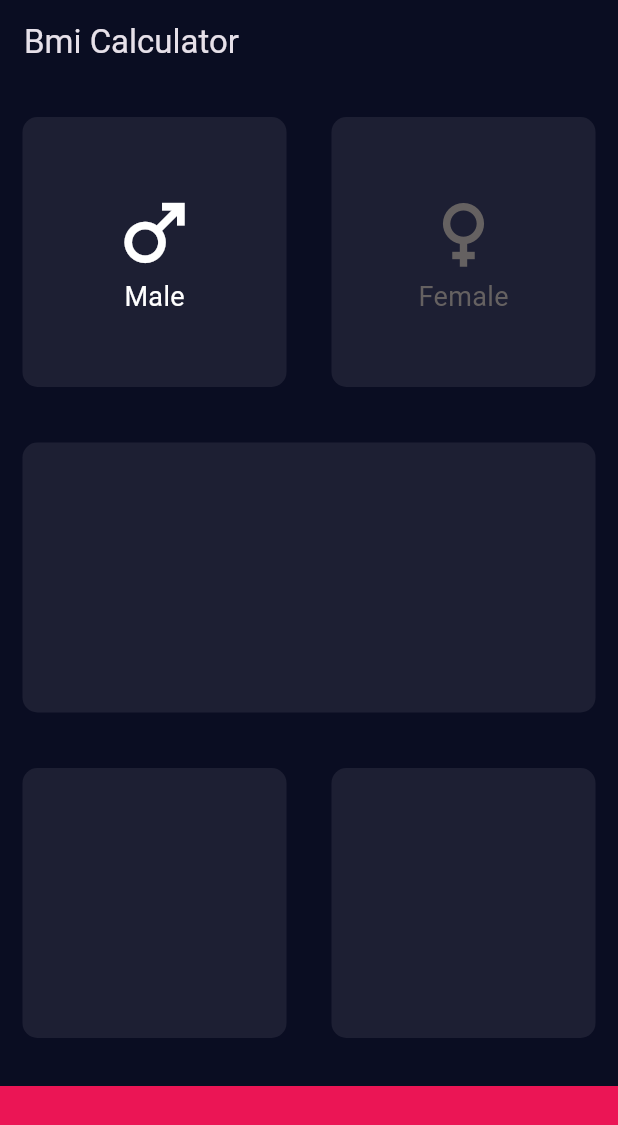
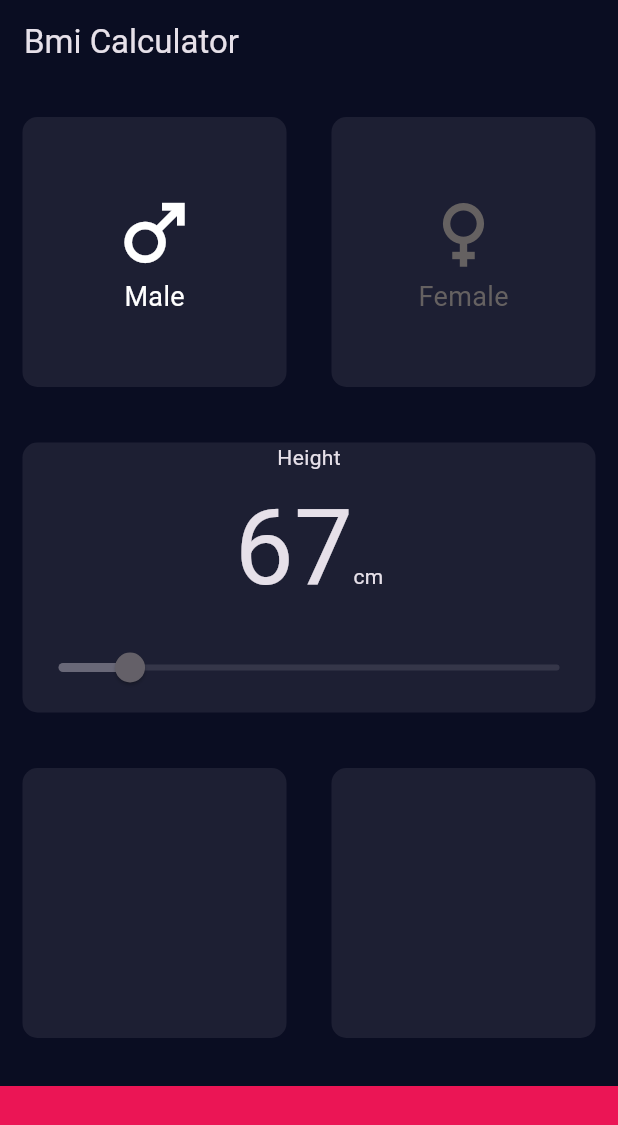
Before and after one commit to Peera-27/Fultter, a Flutter app: the screen it shows after launch, on a phone screen of 412 x 824 dp. Shown: the top 1125 px of the screen. Run offline on Flutter 3.47's test engine with Material 3 defaults, Android fonts, the phone set to English and light mode, and no system bars.

Commit message:
Add BGcardHeight component for height selection in InputScreen

```diff
--- /dev/null
+++ b/lib/screen/components/b_gcard_height.dart
@@ -0,0 +1,35 @@
+import 'package:flutter/material.dart';
+
+class BGcardHeight extends StatelessWidget {
+  ValueChanged<double>? onchanged;
+
+   BGcardHeight({
+    super.key,
+    this.onchanged,
+  });
+
+  @override
+  Widget build(BuildContext context) {
+    return Column(
+      mainAxisAlignment: MainAxisAlignment.center,
+      children: [
+        Text("Height"),
+        Row(
+          mainAxisAlignment: MainAxisAlignment.center,
+          textBaseline: TextBaseline.alphabetic,
+          crossAxisAlignment: CrossAxisAlignment.baseline,
+          children: [
+            Text("67", style: TextStyle(fontSize: 70)),
+            Text("cm"),
+          ],
+        ),
+        Expanded(child:   Slider(
+          value: 100,
+          max: 220,
+          min: 80,
+          onChanged: onchanged,
+        )),
+      ],
+    );
+  }
+}
--- a/lib/screen/input_screen.dart
+++ b/lib/screen/input_screen.dart
@@ -1,6 +1,7 @@
 import 'dart:developer';
 
 import 'package:flutter/material.dart';
+import 'package:w3/screen/components/b_gcard_height.dart';
 import 'package:w3/screen/components/bg_card.dart';
 import 'package:w3/screen/components/bg_cardgender.dart';
 
@@ -13,15 +14,15 @@ class InputScreen extends StatefulWidget {
 
 class _InputScreenState extends State<InputScreen> {
   var isMale = true;
- Null Function()  toggleGender(bool formale) {
-  return (){
-    if(formale == isMale) return;
+  Null Function() toggleGender(bool formale) {
+    return () {
+      if (formale == isMale) return;
       setState(() {
-   isMale = !isMale;
+        isMale = !isMale;
+      });
+    };
+  }
 
-    });
-  };
-  }
   @override
   Widget build(BuildContext context) {
     return Scaffold(
@@ -35,11 +36,26 @@ class _InputScreenState extends State<InputScreen> {
           Expanded(
             child: Row(
               children: [
-                Expanded(child: GestureDetector(child: BgCard(callbackFn: toggleGender(true),child: BgcardGender(ismale: true,isactive: isMale),))),
-                Expanded(child: BgCard(callbackFn: toggleGender(false),child: BgcardGender(ismale: false,isactive: !isMale),))],
-                      ),
+                Expanded(
+                  child: GestureDetector(
+                    child: BgCard(
+                      callbackFn: toggleGender(true),
+                      child: BgcardGender(ismale: true, isactive: isMale),
+                    ),
+                  ),
+                ),
+                Expanded(
+                  child: BgCard(
+                    callbackFn: toggleGender(false),
+                    child: BgcardGender(ismale: false, isactive: !isMale),
+                  ),
+                ),
+              ],
+            ),
           ),
-          Row(children: [Expanded(child: BgCard())]),
+          Row(
+            children: [Expanded(child: BgCard(child: BGcardHeight()))],
+          ),
           Expanded(
             child: Row(
               children: [
```
